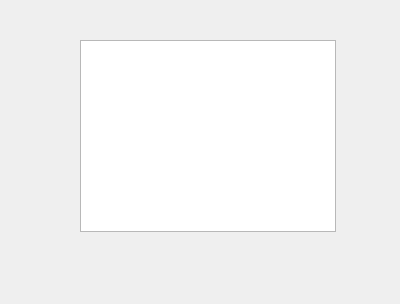
Qt form ui/output_window.ui (bob1ch/Hydraulic-fracturing) before a commit.
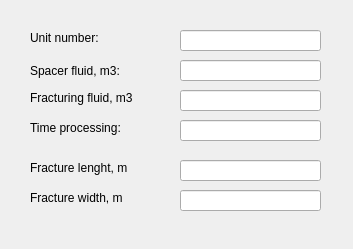
The same form after that commit.

```diff
--- a/ui/output_window.ui
+++ b/ui/output_window.ui
@@ -6,21 +6,167 @@
    <rect>
     <x>0</x>
     <y>0</y>
-    <width>400</width>
-    <height>304</height>
+    <width>353</width>
+    <height>249</height>
    </rect>
   </property>
   <property name="windowTitle">
    <string>Dialog</string>
   </property>
-  <widget class="QTextBrowser" name="textBrowser">
+  <widget class="QLineEdit" name="V_pg">
    <property name="geometry">
     <rect>
-     <x>80</x>
-     <y>40</y>
-     <width>256</width>
-     <height>192</height>
+     <x>180</x>
+     <y>60</y>
+     <width>141</width>
+     <height>21</height>
     </rect>
+   </property>
+   <property name="readOnly">
+    <bool>true</bool>
+   </property>
+  </widget>
+  <widget class="QLabel" name="label_4">
+   <property name="geometry">
+    <rect>
+     <x>30</x>
+     <y>90</y>
+     <width>131</width>
+     <height>16</height>
+    </rect>
+   </property>
+   <property name="text">
+    <string>Fracturing fluid, m3</string>
+   </property>
+  </widget>
+  <widget class="QLineEdit" name="t">
+   <property name="geometry">
+    <rect>
+     <x>180</x>
+     <y>120</y>
+     <width>141</width>
+     <height>21</height>
+    </rect>
+   </property>
+   <property name="readOnly">
+    <bool>true</bool>
+   </property>
+  </widget>
+  <widget class="QLineEdit" name="n_a">
+   <property name="geometry">
+    <rect>
+     <x>180</x>
+     <y>30</y>
+     <width>141</width>
+     <height>21</height>
+    </rect>
+   </property>
+   <property name="readOnly">
+    <bool>true</bool>
+   </property>
+  </widget>
+  <widget class="QLabel" name="label_5">
+   <property name="geometry">
+    <rect>
+     <x>30</x>
+     <y>120</y>
+     <width>121</width>
+     <height>16</height>
+    </rect>
+   </property>
+   <property name="text">
+    <string>Time processing:</string>
+   </property>
+  </widget>
+  <widget class="QLabel" name="label_3">
+   <property name="geometry">
+    <rect>
+     <x>30</x>
+     <y>60</y>
+     <width>131</width>
+     <height>21</height>
+    </rect>
+   </property>
+   <property name="text">
+    <string>Spacer fluid, m3: </string>
+   </property>
+  </widget>
+  <widget class="QLabel" name="label_2">
+   <property name="geometry">
+    <rect>
+     <x>30</x>
+     <y>30</y>
+     <width>101</width>
+     <height>16</height>
+    </rect>
+   </property>
+   <property name="text">
+    <string>Unit number:</string>
+   </property>
+  </widget>
+  <widget class="QLineEdit" name="V_g">
+   <property name="geometry">
+    <rect>
+     <x>180</x>
+     <y>90</y>
+     <width>141</width>
+     <height>21</height>
+    </rect>
+   </property>
+   <property name="readOnly">
+    <bool>true</bool>
+   </property>
+  </widget>
+  <widget class="QLineEdit" name="length">
+   <property name="geometry">
+    <rect>
+     <x>180</x>
+     <y>160</y>
+     <width>141</width>
+     <height>21</height>
+    </rect>
+   </property>
+   <property name="readOnly">
+    <bool>true</bool>
+   </property>
+  </widget>
+  <widget class="QLabel" name="label_6">
+   <property name="geometry">
+    <rect>
+     <x>30</x>
+     <y>160</y>
+     <width>121</width>
+     <height>16</height>
+    </rect>
+   </property>
+   <property name="text">
+    <string>Fracture lenght, m</string>
+   </property>
+  </widget>
+  <widget class="QLabel" name="label_7">
+   <property name="geometry">
+    <rect>
+     <x>30</x>
+     <y>190</y>
+     <width>121</width>
+     <height>16</height>
+    </rect>
+   </property>
+   <property name="text">
+    <string>Fracture width, m</string>
+   </property>
+  </widget>
+  <widget class="QLineEdit" name="Width">
+   <property name="geometry">
+    <rect>
+     <x>180</x>
+     <y>190</y>
+     <width>141</width>
+     <height>21</height>
+    </rect>
+   </property>
+   <property name="readOnly">
+    <bool>true</bool>
    </property>
   </widget>
  </widget>
```
Left out of the diff: 2 changed lines with no effect on the pictures.
